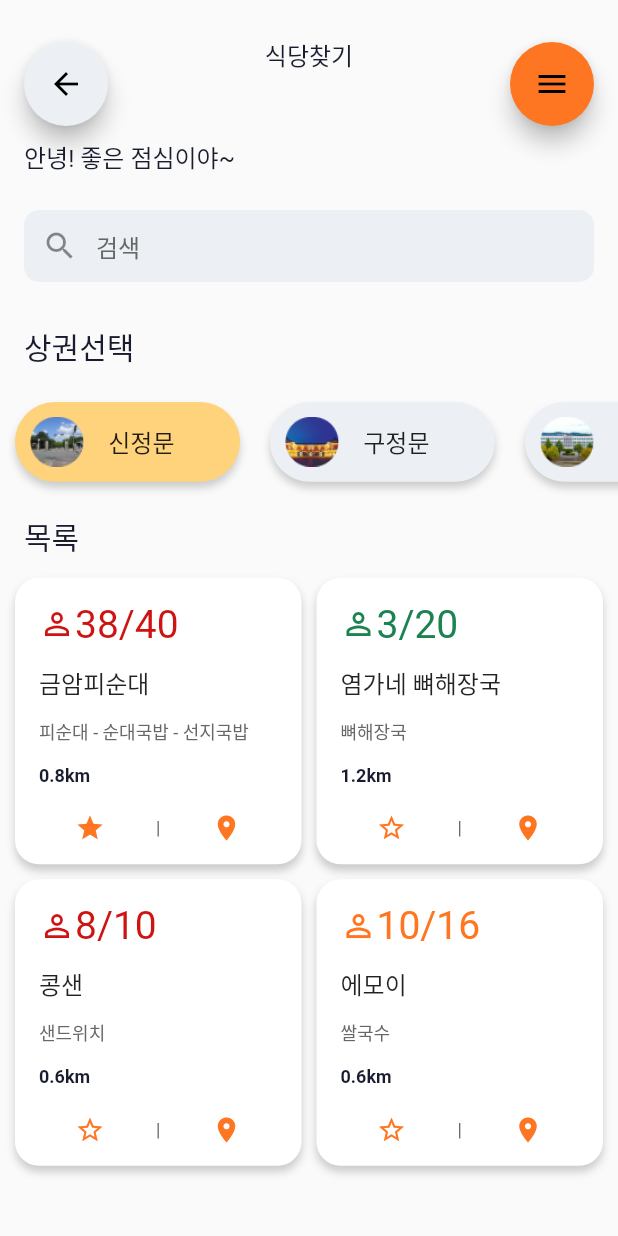
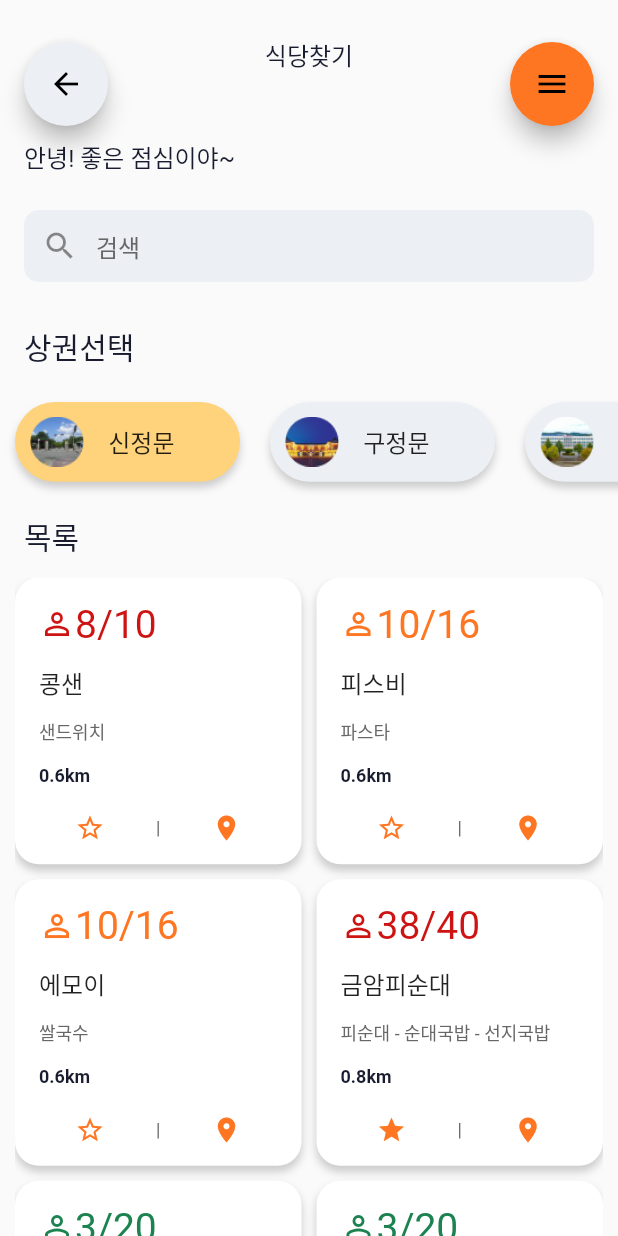
Before and after one commit to YaeheeChoe/launchrabbit, a Flutter app: the screen it shows after launch, after a tap on "신정문", on a phone screen of 412 x 824 dp. Run offline on Flutter 3.47's test engine with Material 2 defaults, Android fonts, the phone set to English and light mode, and no system bars.

Commit message:
데이터변

```diff
--- a/lib/main.dart
+++ b/lib/main.dart
@@ -56,51 +56,14 @@ TextStyle secondaryTextStyle = TextStyle(
 
 class _MyHomePageState extends State<MyHomePage> {
   Fragment fragment = Fragment.Home;
-  void toggleSearchResult() {
+  void toggleSearchResult(str) {
     setState(() {
       setState(() {
         if (fragment != Fragment.Search) {
           fragment = Fragment.Search;
-          _hintText = '돈까스';
-          restorantWidgetList = [
-            RestorantWidget(
-              name: '미스터빠삭',
-              menu: '돈까스 - 치즈돈까스 - 파스타',
-              area: '사대부고',
-              km: 0.8,
-              maxSeats: 16,
-              seats: 15,
-              isStar: false,
-            ),
-            RestorantWidget(
-              name: '먹짜',
-              menu: '돈까스 - 가츠나베 - 샐러드 돈까스',
-              area: '사대부고',
-              km: 0.9,
-              maxSeats: 20,
-              seats: 3,
-              isStar: false,
-            ),
-            RestorantWidget(
-              name: '돈가스집',
-              menu: '돈까스 - 치즈돈까스 - 매운 가츠나베',
-              area: '구정문',
-              km: 1.6,
-              maxSeats: 16,
-              seats: 1,
-              isStar: false,
-            ),
-            RestorantWidget(
-              name: '무진장순두부',
-              menu: '순두부찌개 - 돈까스 -청국장',
-              area: '사대부고',
-              km: 1.8,
-              maxSeats: 16,
-              seats: 8,
-              isStar: true,
-            ),
-            // ...
-          ];
+          nowWidgetList = restorantWidgetList.where((element) {
+            return element.name.contains(str) || element.menu.contains(str);
+          }).toList();
         } else {
           fragment = Fragment.Home;
           _hintText = '검색';
@@ -112,9 +75,72 @@ class _MyHomePageState extends State<MyHomePage> {
 
   List<RestorantWidget> restorantWidgetList = [
     RestorantWidget(
+      name: '부대통령 뚝배기',
+      menu: '제육볶음 - 부대찌개 - 낚지볶음 - 불고기',
+      area: '사대부고',
+      km: 0.8,
+      maxSeats: 40,
+      seats: 38,
+      isStar: false,
+    ),
+    RestorantWidget(
+      name: '무진장 순두부',
+      menu: '순두부찌개 - 돈까스 - 청국장',
+      area: '사대부고',
+      km: 1.2,
+      maxSeats: 20,
+      seats: 3,
+      isStar: true,
+    ),
+    RestorantWidget(
+      name: 'TEAM레스토랑',
+      menu: '파스타 - 빠네',
+      area: '구정문',
+      km: 1.2,
+      maxSeats: 20,
+      seats: 3,
+      isStar: false,
+    ),
+    RestorantWidget(
+      name: '봉이 설렁탕',
+      menu: '설렁탕',
+      area: '신정문',
+      km: 1.2,
+      maxSeats: 20,
+      seats: 3,
+      isStar: false,
+    ),
+    RestorantWidget(
+      name: '우리집불고기',
+      menu: '불고기 - 카레순두부',
+      area: '사대부고',
+      km: 0.6,
+      maxSeats: 10,
+      seats: 8,
+      isStar: false,
+    ),
+    RestorantWidget(
+      name: '모퉁이 덮밥',
+      menu: '모퉁이 덮밥 - 제육덮밥 - 스테이크 덮밥',
+      area: '사대부고',
+      km: 0.6,
+      maxSeats: 16,
+      seats: 10,
+      isStar: false,
+    ),
+    RestorantWidget(
+      name: '900달러',
+      menu: '피자',
+      area: '구정문',
+      km: 0.6,
+      maxSeats: 16,
+      seats: 10,
+      isStar: false,
+    ),
+    RestorantWidget(
       name: '금암피순대',
       menu: '피순대 - 순대국밥 - 선지국밥',
-      area: '',
+      area: '신정문',
       km: 0.8,
       maxSeats: 40,
       seats: 38,
@@ -123,7 +149,52 @@ class _MyHomePageState extends State<MyHomePage> {
     RestorantWidget(
       name: '염가네 뼈해장국',
       menu: '뼈해장국',
-      area: '',
+      area: '신정문',
+      km: 1.2,
+      maxSeats: 20,
+      seats: 3,
+      isStar: false,
+    ),
+    RestorantWidget(
+      name: '덕천식당',
+      menu: '뼈해장국',
+      area: '구정문',
+      km: 1.2,
+      maxSeats: 20,
+      seats: 3,
+      isStar: false,
+    ),
+    RestorantWidget(
+      name: '오타마',
+      menu: '일식',
+      area: '신정문',
+      km: 1.2,
+      maxSeats: 20,
+      seats: 3,
+      isStar: false,
+    ),
+    RestorantWidget(
+      name: '치히로',
+      menu: '라멘',
+      area: '신정문',
+      km: 1.2,
+      maxSeats: 20,
+      seats: 3,
+      isStar: false,
+    ),
+    RestorantWidget(
+      name: '야미',
+      menu: '알밥',
+      area: '신정문',
+      km: 1.2,
+      maxSeats: 20,
+      seats: 3,
+      isStar: false,
+    ),
+    RestorantWidget(
+      name: '주인테이블',
+      menu: '전골',
+      area: '구정문',
       km: 1.2,
       maxSeats: 20,
       seats: 3,
@@ -132,7 +203,118 @@ class _MyHomePageState extends State<MyHomePage> {
     RestorantWidget(
       name: '콩샌',
       menu: '샌드위치',
-      area: '',
+      area: '신정문',
+      km: 0.6,
+      maxSeats: 10,
+      seats: 8,
+      isStar: false,
+    ),
+    RestorantWidget(
+      name: '꽁꼬르드',
+      menu: '파스타 - 리조또',
+      area: '사대부고',
+      km: 0.6,
+      maxSeats: 10,
+      seats: 8,
+      isStar: false,
+    ),
+    RestorantWidget(
+      name: '하랑',
+      menu: '연어 - 이자카야',
+      area: '사대부고',
+      km: 0.6,
+      maxSeats: 10,
+      seats: 8,
+      isStar: false,
+    ),
+    RestorantWidget(
+      name: '코츠모',
+      menu: '오코노미야끼',
+      area: '사대부고',
+      km: 0.6,
+      maxSeats: 10,
+      seats: 8,
+      isStar: false,
+    ),
+    RestorantWidget(
+      name: '피스비',
+      menu: '파스타',
+      area: '신정문',
+      km: 0.6,
+      maxSeats: 16,
+      seats: 10,
+      isStar: false,
+    ),
+    RestorantWidget(
+      name: '에모이',
+      menu: '쌀국수',
+      area: '신정문',
+      km: 0.6,
+      maxSeats: 16,
+      seats: 10,
+      isStar: false,
+    ),
+    RestorantWidget(
+      name: '낙곱새',
+      menu: '낙지 - 곱창 - 새우',
+      area: '구정문',
+      km: 0.8,
+      maxSeats: 16,
+      seats: 15,
+      isStar: false,
+    ),
+    RestorantWidget(
+      name: '신전떡볶이',
+      menu: '신전떡볶이 - 치즈떡볶이 - 주먹밥',
+      area: '구정문',
+      km: 1.2,
+      maxSeats: 16,
+      seats: 15,
+      isStar: false,
+    ),
+    RestorantWidget(
+      name: '찌개랑',
+      menu: '된장찌개 - 부대찌개',
+      area: '구정문',
+      km: 0.6,
+      maxSeats: 16,
+      seats: 6,
+      isStar: false,
+    ),
+    RestorantWidget(
+      name: '황제보쌈',
+      menu: '보쌈정식',
+      area: '구정문',
+      km: 0.8,
+      maxSeats: 16,
+      seats: 11,
+      isStar: false,
+    ),
+    // ...
+  ];
+  List<RestorantWidget> nowWidgetList = [
+    RestorantWidget(
+      name: '금암피순대',
+      menu: '피순대 - 순대국밥 - 선지국밥',
+      area: '신정문',
+      km: 0.8,
+      maxSeats: 40,
+      seats: 38,
+      isStar: true,
+    ),
+    RestorantWidget(
+      name: '염가네 뼈해장국',
+      menu: '뼈해장국',
+      area: '신정문',
+      km: 1.2,
+      maxSeats: 20,
+      seats: 3,
+      isStar: false,
+    ),
+    RestorantWidget(
+      name: '콩샌',
+      menu: '샌드위치',
+      area: '신정문',
       km: 0.6,
       maxSeats: 10,
       seats: 8,
@@ -141,139 +323,31 @@ class _MyHomePageState extends State<MyHomePage> {
     RestorantWidget(
       name: '에모이',
       menu: '쌀국수',
-      area: '',
+      area: '신정문',
       km: 0.6,
       maxSeats: 16,
       seats: 10,
       isStar: false,
     ),
-    // ...
   ];
   Area _selectedArea = Area.Sinjeongmun;
   void updateArea(Area area) {
     setState(() {
       _selectedArea = area;
       if (_selectedArea == Area.Sinjeongmun) {
-        restorantWidgetList = [
-          RestorantWidget(
-            name: '금암피순대',
-            menu: '피순대 - 순대국밥 - 선지국밥',
-            area: '',
-            km: 0.8,
-            maxSeats: 40,
-            seats: 38,
-            isStar: true,
-          ),
-          RestorantWidget(
-            name: '염가네 뼈해장국',
-            menu: '뼈해장국',
-            area: '',
-            km: 1.2,
-            maxSeats: 20,
-            seats: 3,
-            isStar: false,
-          ),
-          RestorantWidget(
-            name: '콩샌',
-            menu: '샌드위치',
-            area: '',
-            km: 0.6,
-            maxSeats: 10,
-            seats: 8,
-            isStar: false,
-          ),
-          RestorantWidget(
-            name: '에모이',
-            menu: '쌀국수',
-            area: '',
-            km: 0.6,
-            maxSeats: 16,
-            seats: 10,
-            isStar: false,
-          ),
-          // ...
-        ];
+        nowWidgetList = restorantWidgetList.where((element) {
+          return element.area == '신정문';
+        }).toList();
       } else if (_selectedArea == Area.Gujeongmun) {
-        restorantWidgetList = [
-          RestorantWidget(
-            name: '낙곱새',
-            menu: '낙지 - 곱창 - 새우',
-            area: '',
-            km: 0.8,
-            maxSeats: 16,
-            seats: 15,
-            isStar: false,
-          ),
-          RestorantWidget(
-            name: '신전떡볶이',
-            menu: '신전떡볶이 - 치즈떡볶이 - 주먹밥',
-            area: '',
-            km: 1.2,
-            maxSeats: 16,
-            seats: 15,
-            isStar: false,
-          ),
-          RestorantWidget(
-            name: '찌개랑',
-            menu: '된장찌개 - 부대찌개',
-            area: '',
-            km: 0.6,
-            maxSeats: 16,
-            seats: 6,
-            isStar: false,
-          ),
-          RestorantWidget(
-            name: '황제보쌈',
-            menu: '보쌈정식',
-            area: '',
-            km: 0.8,
-            maxSeats: 16,
-            seats: 11,
-            isStar: false,
-          ),
-          // ...
-        ];
+        nowWidgetList = restorantWidgetList.where((element) {
+          return element.area == '구정문';
+        }).toList();
       } else if (_selectedArea == Area.Sadaebugo) {
-        restorantWidgetList = [
-          RestorantWidget(
-            name: '부대통령 뚝배기',
-            menu: '제육볶음 - 부대찌개 - 낚지볶음 - 불고기',
-            area: '',
-            km: 0.8,
-            maxSeats: 40,
-            seats: 38,
-            isStar: false,
-          ),
-          RestorantWidget(
-            name: '무진장 순두부',
-            menu: '순두부찌개 - 돈까스 - 청국장',
-            area: '',
-            km: 1.2,
-            maxSeats: 20,
-            seats: 3,
-            isStar: true,
-          ),
-          RestorantWidget(
-            name: '우리집불고기',
-            menu: '불고기 - 카레순두부',
-            area: '',
-            km: 0.6,
-            maxSeats: 10,
-            seats: 8,
-            isStar: false,
-          ),
-          RestorantWidget(
-            name: '모퉁이 덮밥',
-            menu: '모퉁이 덮밥 - 제육덮밥 - 스테이크 덮밥',
-            area: '',
-            km: 0.6,
-            maxSeats: 16,
-            seats: 10,
-            isStar: false,
-          ),
-          // ...
-        ];
+        nowWidgetList = restorantWidgetList.where((element) {
+          return element.area == '사대부고';
+        }).toList();
       }
+      nowWidgetList.sort((a, b) => a.km.compareTo(b.km));
     });
   }
 
@@ -336,7 +410,7 @@ class _MyHomePageState extends State<MyHomePage> {
               child: TextField(
                 controller: _tcontroller,
                 onSubmitted: (str) {
-                  toggleSearchResult();
+                  toggleSearchResult(str);
                 },
                 textAlignVertical: TextAlignVertical.center,
                 decoration: InputDecoration(
@@ -425,7 +499,7 @@ class _MyHomePageState extends State<MyHomePage> {
               child: Container(
                   margin: EdgeInsets.only(left: 10, right: 10),
                   child: SingleChildScrollView(
-                    child: WidgetList(widgetList: restorantWidgetList),
+                    child: WidgetList(widgetList: nowWidgetList),
                   )),
             ),
           ],
@@ -440,7 +514,7 @@ class _MyHomePageState extends State<MyHomePage> {
               backgroundColor: seconderyColor,
               onPressed: () {
                 if (fragment == Fragment.Search) {
-                  toggleSearchResult();
+                  toggleSearchResult('');
                 } else {
                   Navigator.of(context).pop(true);
                 }
```
Also changed, not shown: lib/visitHistory_screen.dart (+42 -131 lines).
